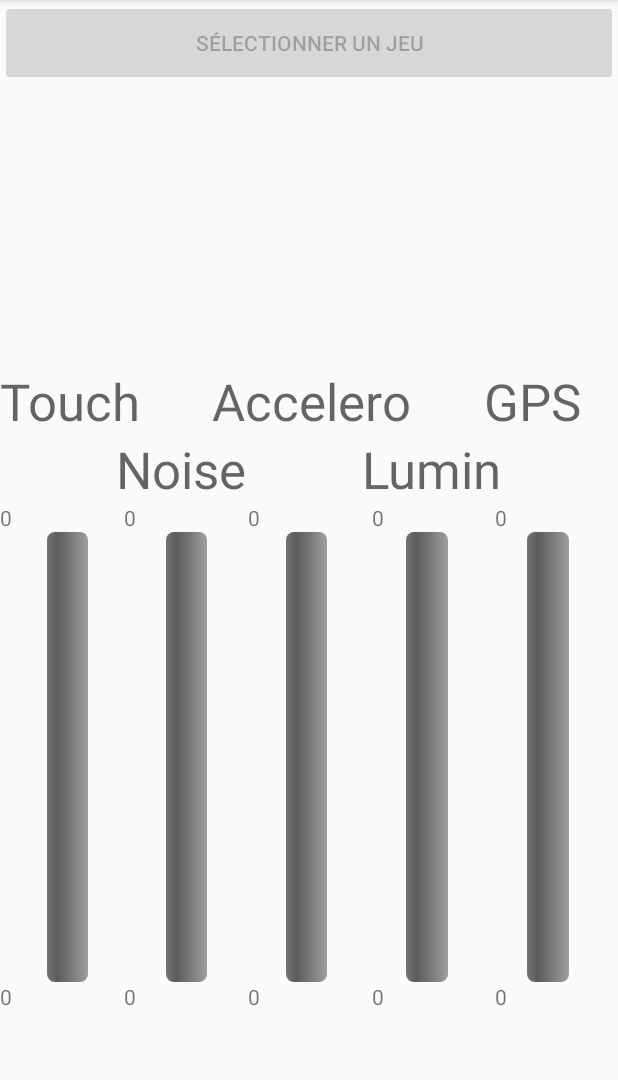
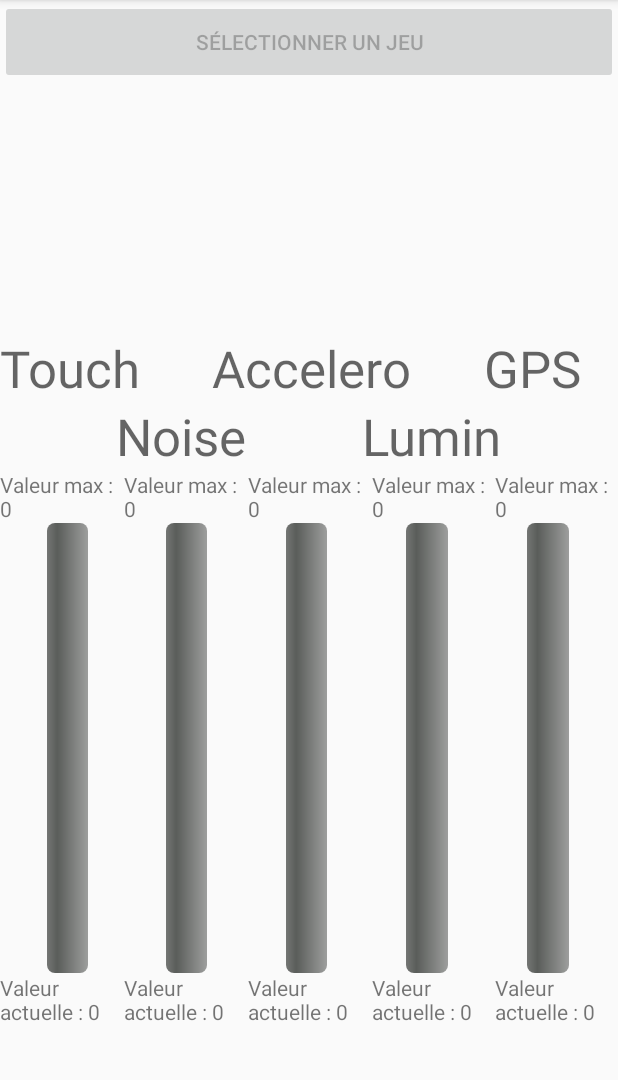
Before and after one commit to hugo-clems/android-mini-projet, an Android app: the screen it shows after launch (MainActivity), on a phone screen of 412 x 824 dp, the part 84-1164 px from its top. Run offline under Robolectric (Android 15) with nearby library versions, the phone set to English and light mode, and no system bars.

```diff
--- a/app/src/main/AndroidManifest.xml
+++ b/app/src/main/AndroidManifest.xml
@@ -4,7 +4,7 @@
 
     <uses-permission android:name="android.permission.RECORD_AUDIO" />
     <uses-permission android:name="android.permission.WAKE_LOCK" />
-
+    <uses-permission android:name="android.permission.ACCESS_FINE_LOCATION" />
     <application
         android:allowBackup="true"
         android:icon="@mipmap/ic_launcher"
--- a/app/src/main/java/hutoch/m2dl/miniprojet/MainActivity.java
+++ b/app/src/main/java/hutoch/m2dl/miniprojet/MainActivity.java
@@ -9,6 +9,9 @@ import android.hardware.Sensor;
 import android.hardware.SensorEvent;
 import android.hardware.SensorEventListener;
 import android.hardware.SensorManager;
+import android.location.Location;
+import android.location.LocationListener;
+import android.location.LocationManager;
 import android.os.Handler;
 import android.os.PowerManager;
 import android.support.v4.app.ActivityCompat;
@@ -26,16 +29,19 @@ import java.util.List;
 
 import hutoch.m2dl.miniprojet.utils.DetectNoise;
 
-public class MainActivity extends AppCompatActivity implements View.OnTouchListener, SensorEventListener {
+public class MainActivity extends AppCompatActivity implements View.OnTouchListener, SensorEventListener, LocationListener {
 
     /* *** Constantes *** */
     private static final int DELTA_TOUCH = 5;
     private static final int DELTA_NOISE = 1;
     private static final int DELTA_ACCELERO = 3;
     private static final int DELTA_LUMIN = 5;
-    private static final int DELTA_GPS = 1;
     private static final int NOISE_POLL_INTERVAL = 300;
-    private static final int RECORD_AUDIO = 0;
+    private static final int PERMISSION_ALL = 1;
+    private static final String[] PERMISSIONS = {
+            android.Manifest.permission.RECORD_AUDIO,
+            android.Manifest.permission.ACCESS_FINE_LOCATION,
+    };
 
     /* *** Utils *** */
     private DetectNoise noiseSensor;
@@ -44,7 +50,7 @@ public class MainActivity extends AppCompatActivity implements View.OnTouchListe
     private SensorManager sensorManager;
     private Sensor acceleroSensor;
     private Sensor luminSensor;
-    private Sensor gpsSensor;
+    private LocationManager locationManager;
 
     /* *** Elements de la vue *** */
     private LinearLayout linearLayout;
@@ -69,7 +75,7 @@ public class MainActivity extends AppCompatActivity implements View.OnTouchListe
     private List<Float> touchData;
     private List<Float> acceleroData;
     private List<Float> luminData;
-    private List<Float> gpdData;
+    private List<Float> gpsData;
     private Float touchMax;
     private Float touchAct;
     private Float acceleroAct;
@@ -81,11 +87,13 @@ public class MainActivity extends AppCompatActivity implements View.OnTouchListe
     private Float gpsAct;
     private Float gpsMax;
     private boolean noiseRunning = false;
+    private Location locationOrigin;
+    private boolean isLocationOrigin = true;
 
     /**
      * A la création de l'activité.
      */
-    @SuppressLint("InvalidWakeLockTag")
+    @SuppressLint({"InvalidWakeLockTag", "MissingPermission"})
     @Override
     protected void onCreate(Bundle savedInstanceState) {
         super.onCreate(savedInstanceState);
@@ -112,22 +120,22 @@ public class MainActivity extends AppCompatActivity implements View.OnTouchListe
         progressBarGPS = findViewById(R.id.vertical_progressbar05);
 
         // Initialisation des élements
-        tvTouchAct.setText("0");
-        tvTouchMax.setText("0");
-        tvNoiseAct.setText("0");
-        tvNoiseMax.setText("0");
-        tvAcceleroAct.setText("0");
-        tvAcceleroMax.setText("0");
-        tvLuminAct.setText("0");
-        tvLuminMax.setText("0");
-        tvGpsAct.setText("0");
-        tvGpsMax.setText("0");
+        tvTouchAct.setText("Valeur actuelle : 0");
+        tvTouchMax.setText("Valeur max : 0");
+        tvNoiseAct.setText("Valeur actuelle : 0");
+        tvNoiseMax.setText("Valeur max : 0");
+        tvAcceleroAct.setText("Valeur actuelle : 0");
+        tvAcceleroMax.setText("Valeur max : 0");
+        tvLuminAct.setText("Valeur actuelle : 0");
+        tvLuminMax.setText("Valeur max : 0");
+        tvGpsAct.setText("Valeur actuelle : 0");
+        tvGpsMax.setText("Valeur max : 0");
 
         // Initialisation des valeurs
         touchData = new ArrayList<>();
         acceleroData = new ArrayList<>();
         luminData = new ArrayList<>();
-        gpdData = new ArrayList<>();
+        gpsData = new ArrayList<>();
         touchAct = 0f;
         touchMax = 0f;
         acceleroAct = 0f;
@@ -138,6 +146,11 @@ public class MainActivity extends AppCompatActivity implements View.OnTouchListe
         luminMax = 0f;
         gpsAct = 0f;
         gpsMax = 0f;
+
+        // Permissions
+        if(!hasPermissions(this, PERMISSIONS)){
+            ActivityCompat.requestPermissions(this, PERMISSIONS, PERMISSION_ALL);
+        }
 
         // Touch event
         linearLayout.setOnTouchListener(this);
@@ -151,8 +164,21 @@ public class MainActivity extends AppCompatActivity implements View.OnTouchListe
         sensorManager = (SensorManager) getSystemService(Context.SENSOR_SERVICE);
         acceleroSensor = sensorManager.getDefaultSensor(Sensor.TYPE_ACCELEROMETER);
         luminSensor = sensorManager.getDefaultSensor(Sensor.TYPE_LIGHT);
-        gpsSensor = sensorManager.getDefaultSensor(Sensor.TYPE_MAGNETIC_FIELD);
         sensorManager.registerListener(this, acceleroSensor, SensorManager.SENSOR_DELAY_NORMAL);
+        locationManager = (LocationManager) this.getSystemService(Context.LOCATION_SERVICE);
+        // minDistance peut servir de DELTA
+        locationManager.requestLocationUpdates(LocationManager.GPS_PROVIDER, 0, 0, this);
+    }
+
+    public static boolean hasPermissions(Context context, String... permissions) {
+        if (context != null && permissions != null) {
+            for (String permission : permissions) {
+                if (ActivityCompat.checkSelfPermission(context, permission) != PackageManager.PERMISSION_GRANTED) {
+                    return false;
+                }
+            }
+        }
+        return true;
     }
 
     @Override
@@ -170,7 +196,6 @@ public class MainActivity extends AppCompatActivity implements View.OnTouchListe
         }
         sensorManager.registerListener(this, acceleroSensor, SensorManager.SENSOR_DELAY_NORMAL);
         sensorManager.registerListener(this, luminSensor, SensorManager.SENSOR_DELAY_NORMAL);
-        sensorManager.registerListener(this, gpsSensor, SensorManager.SENSOR_DELAY_NORMAL);
     }
 
     @Override
@@ -221,11 +246,6 @@ public class MainActivity extends AppCompatActivity implements View.OnTouchListe
      * Démarre le détecteur de bruits.
      */
     private void startNoiseSensor() {
-        if (ActivityCompat.checkSelfPermission(this, Manifest.permission.RECORD_AUDIO)
-                != PackageManager.PERMISSION_GRANTED) {
-            ActivityCompat.requestPermissions(this, new String[]{Manifest.permission.RECORD_AUDIO}, RECORD_AUDIO);
-        }
-
         noiseSensor.start();
         if (!mWakeLock.isHeld()) {
             mWakeLock.acquire();
@@ -290,22 +310,6 @@ public class MainActivity extends AppCompatActivity implements View.OnTouchListe
 
                     luminData.add(luminAct);
                 }
-            } else if (sensor == Sensor.TYPE_MAGNETIC_FIELD) {
-                Float gpsSensor = Math.abs(event.values[0]);
-                progressBarGPS.setProgress(gpsSensor.intValue());
-
-                if (Math.abs(gpsSensor - gpsAct) > DELTA_GPS) {
-                    gpsAct = gpsSensor;
-                    tvGpsAct.setText("Valeur actuelle : " +gpsAct);
-
-                    if (gpsSensor > gpsMax) {
-                        gpsMax = gpsSensor;
-                        tvGpsMax.setText("Valeur max : " + gpsMax);
-                        progressBarGPS.setMax(gpsMax.intValue());
-                    }
-
-                    gpdData.add(gpsAct);
-                }
             } else if (sensor == Sensor.TYPE_ACCELEROMETER) {
                 Float accelSensor = Math.abs(event.values[2]);
                 progressBarAccelero.setProgress(accelSensor.intValue());
@@ -364,4 +368,38 @@ public class MainActivity extends AppCompatActivity implements View.OnTouchListe
         startActivity(intent);
     }
 
+    @Override
+    public void onLocationChanged(Location location) {
+        if(isLocationOrigin) {
+            locationOrigin = location;
+            isLocationOrigin = false;
+        }
+
+        gpsAct = location.distanceTo(locationOrigin);
+        progressBarGPS.setProgress(gpsAct.intValue());
+        tvGpsAct.setText("Valeur actuelle : " + gpsAct);
+
+        if (gpsAct > gpsMax) {
+            gpsMax = gpsAct;
+            tvGpsMax.setText("Valeur max : " + gpsMax);
+            progressBarGPS.setMax(gpsMax.intValue());
+        }
+
+        gpsData.add(gpsAct);
+    }
+
+    @Override
+    public void onStatusChanged(String provider, int status, Bundle extras) {
+
+    }
+
+    @Override
+    public void onProviderEnabled(String provider) {
+
+    }
+
+    @Override
+    public void onProviderDisabled(String provider) {
+
+    }
 }
```
